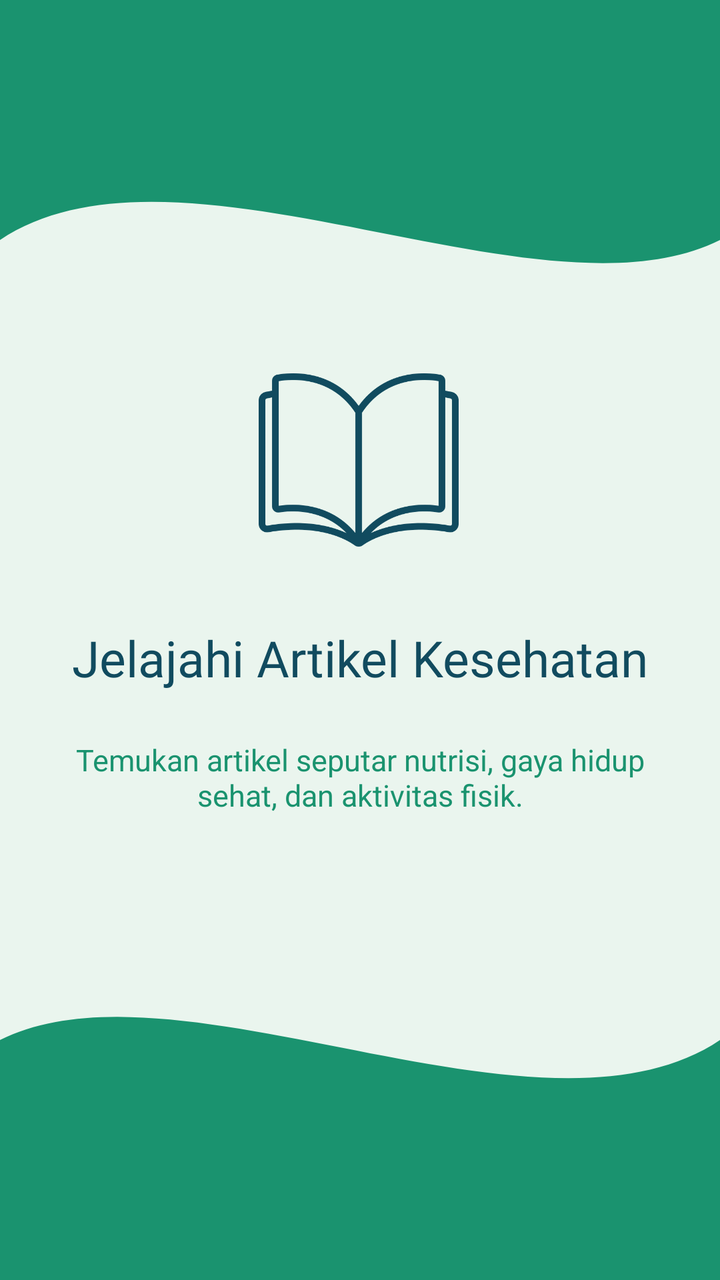
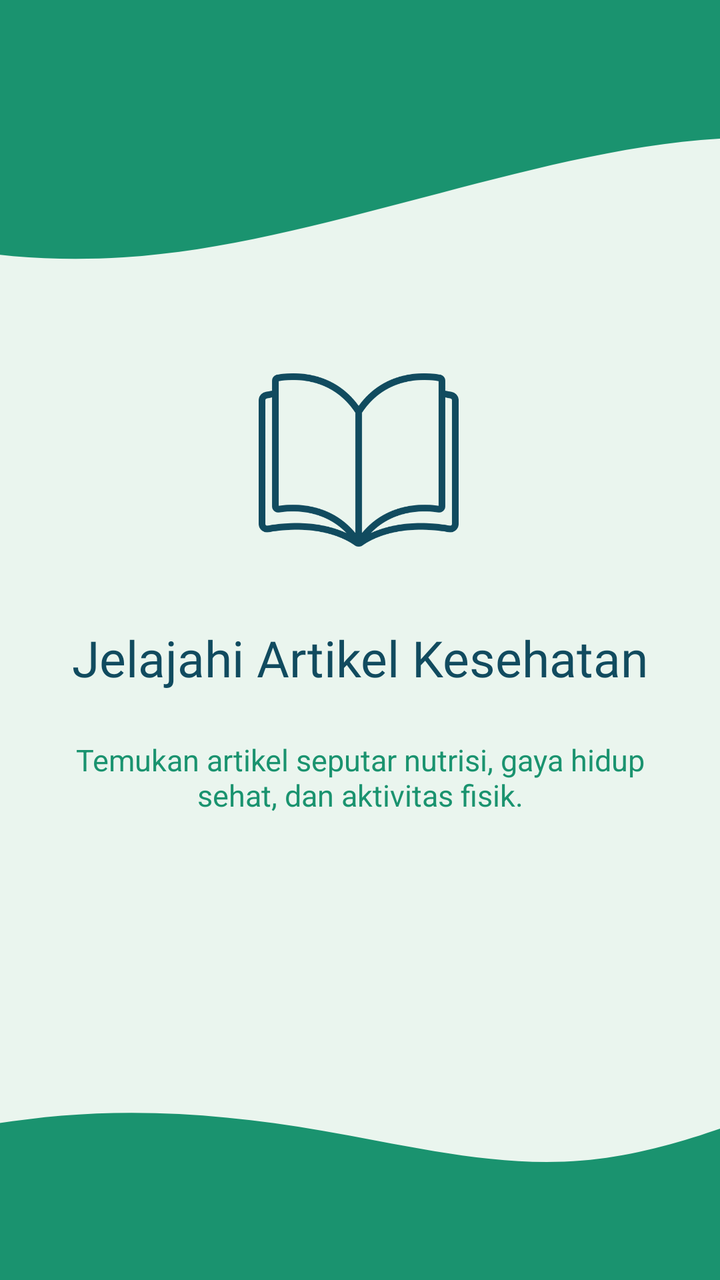

Screens rendered from an Android XML layout before and after an edit, with the pre-edit source and the edit as a unified diff.
<!-- AndroidManifest.xml: application theme Theme.Sherine_TIA -->
<!-- res/layout/fragment_tutorial2.xml -->
<?xml version="1.0" encoding="utf-8"?>
<androidx.constraintlayout.widget.ConstraintLayout xmlns:android="http://schemas.android.com/apk/res/android"
    xmlns:app="http://schemas.android.com/apk/res-auto"
    xmlns:tools="http://schemas.android.com/tools"
    android:id="@+id/main"
    android:layout_width="match_parent"
    android:layout_height="match_parent"
    android:background="@color/bgColour"
    tools:context=".Tutorial.TutorialFragment2">

    <View
        android:id="@+id/background_header"
        android:layout_width="0dp"
        android:layout_height="300dp"
        android:background="@drawable/bg_header_wave"
        app:layout_constraintTop_toTopOf="parent"
        app:layout_constraintStart_toStartOf="parent"
        app:layout_constraintEnd_toEndOf="parent" />

    <ImageView
        android:id="@+id/imgLogo"
        android:layout_width="100dp"
        android:layout_height="100dp"
        android:layout_marginTop="180dp"
        android:src="@drawable/open_book"
        app:layout_constraintEnd_toEndOf="parent"
        app:layout_constraintHorizontal_bias="0.498"
        app:layout_constraintStart_toStartOf="parent"
        app:layout_constraintTop_toTopOf="parent" />

    <TextView
        android:id="@+id/tvTitle"
        android:layout_width="0dp"
        android:layout_height="wrap_content"
        android:layout_marginTop="32dp"
        android:fontFamily="@font/sora_bold"
        android:gravity="center"
        android:text="Jelajahi Artikel Kesehatan"
        android:textColor="@color/blue"
        android:textSize="25sp"
        app:layout_constraintEnd_toEndOf="parent"
        app:layout_constraintStart_toStartOf="parent"
        app:layout_constraintTop_toBottomOf="@+id/imgLogo" />

    <TextView
        android:id="@+id/tvDesc"
        android:layout_width="0dp"
        android:layout_height="wrap_content"
        android:layout_marginHorizontal="32dp"
        android:layout_marginTop="24dp"
        android:gravity="center"
        android:text="Temukan artikel seputar nutrisi, gaya hidup sehat, dan aktivitas fisik."
        android:textColor="@color/green"
        android:textSize="15sp"
        app:layout_constraintEnd_toEndOf="parent"
        app:layout_constraintStart_toStartOf="parent"
        app:layout_constraintTop_toBottomOf="@+id/tvTitle" />

    <View
        android:id="@+id/background_header_bottom"
        android:layout_width="0dp"
        android:layout_height="300dp"
        android:background="@drawable/bg_header_wave"
        android:rotation="180"
        app:layout_constraintBottom_toBottomOf="parent"
        app:layout_constraintEnd_toEndOf="parent"
        app:layout_constraintHorizontal_bias="0.0"
        app:layout_constraintStart_toStartOf="parent" />

</androidx.constraintlayout.widget.ConstraintLayout>
<!-- resources referenced by this layout -->
<resources>
  <color name="bgColour">#EAF5EE</color>
  <color name="blue">#114B5F</color>
  <color name="green">#1A936F</color>
  <!-- drawable bg_header_wave (drawable) -->
  <?xml version="1.0" encoding="utf-8"?>
  <vector xmlns:android="http://schemas.android.com/apk/res/android"
      android:width="100dp"
      android:height="100dp"
      android:viewportWidth="100"
      android:viewportHeight="100">
          <path
              android:fillColor="@color/green"
              android:pathData="M0,0 L100,0 L100,40 C75,55 25,20 0,40 Z" />
  
  
  
  
  </vector>
  <!-- drawable open_book: png bitmap (drawable, 19618 bytes) -->
  <style name="Theme.Sherine_TIA" parent="Base.Theme.Sherine_TIA" />
  <style name="Base.Theme.Sherine_TIA" parent="Theme.Material3.DayNight.NoActionBar">
          
          
      </style>
</resources>

<!-- the commit's change to res/layout/fragment_tutorial2.xml (unified diff, before → after) -->
@@ -10,12 +10,14 @@
 
     <View
         android:id="@+id/background_header"
-        android:layout_width="0dp"
-        android:layout_height="300dp"
-        android:background="@drawable/bg_header_wave"
-        app:layout_constraintTop_toTopOf="parent"
+        android:layout_width="745dp"
+        android:layout_height="198dp"
+        android:background="@drawable/wave3"
+        android:rotation="180"
+        app:layout_constraintEnd_toEndOf="parent"
+        app:layout_constraintHorizontal_bias="0.615"
         app:layout_constraintStart_toStartOf="parent"
-        app:layout_constraintEnd_toEndOf="parent" />
+        app:layout_constraintTop_toTopOf="parent" />
 
     <ImageView
         android:id="@+id/imgLogo"
@@ -58,13 +60,12 @@
 
     <View
         android:id="@+id/background_header_bottom"
-        android:layout_width="0dp"
-        android:layout_height="300dp"
-        android:background="@drawable/bg_header_wave"
-        android:rotation="180"
+        android:layout_width="651dp"
+        android:layout_height="112dp"
+        android:background="@drawable/wave2"
         app:layout_constraintBottom_toBottomOf="parent"
         app:layout_constraintEnd_toEndOf="parent"
-        app:layout_constraintHorizontal_bias="0.0"
+        app:layout_constraintHorizontal_bias="0.791"
         app:layout_constraintStart_toStartOf="parent" />
 
 </androidx.constraintlayout.widget.ConstraintLayout>
<!-- resource entries referenced after the edit -->
@@ -3,22 +3,27 @@
   <color name="bgColour">#EAF5EE</color>
   <color name="blue">#114B5F</color>
   <color name="green">#1A936F</color>
-  <!-- drawable bg_header_wave (drawable) -->
-  <?xml version="1.0" encoding="utf-8"?>
+  <!-- drawable open_book: png bitmap (drawable, 19618 bytes) -->
+  <!-- drawable wave2 (drawable) -->
   <vector xmlns:android="http://schemas.android.com/apk/res/android"
-      android:width="100dp"
-      android:height="100dp"
-      android:viewportWidth="100"
-      android:viewportHeight="100">
-          <path
-              android:fillColor="@color/green"
-              android:pathData="M0,0 L100,0 L100,40 C75,55 25,20 0,40 Z" />
-  
-  
-  
-  
+      android:width="1440dp"
+      android:height="320dp"
+      android:viewportWidth="1440"
+      android:viewportHeight="320">
+      <path
+          android:pathData="M0,96L48,106.7C96,117 192,139 288,133.3C384,128 480,96 576,85.3C672,75 768,85 864,106.7C960,128 1056,160 1152,149.3C1248,139 1344,85 1392,58.7L1440,32L1440,320L1392,320C1344,320 1248,320 1152,320C1056,320 960,320 864,320C768,320 672,320 576,320C480,320 384,320 288,320C192,320 96,320 48,320L0,320Z"
+          android:fillColor="#1A936F" />
   </vector>
-  <!-- drawable open_book: png bitmap (drawable, 19618 bytes) -->
+  <!-- drawable wave3 (drawable) -->
+  <vector xmlns:android="http://schemas.android.com/apk/res/android"
+      android:width="1440dp"
+      android:height="320dp"
+      android:viewportWidth="1440"
+      android:viewportHeight="320">
+      <path
+          android:pathData="M0,192L48,197.3C96,203 192,213 288,208C384,203 480,181 576,160C672,139 768,117 864,112C960,107 1056,117 1152,149.3C1248,181 1344,235 1392,261.3L1440,288L1440,320L1392,320C1344,320 1248,320 1152,320C1056,320 960,320 864,320C768,320 672,320 576,320C480,320 384,320 288,320C192,320 96,320 48,320L0,320Z"
+          android:fillColor="#1A936F" />
+  </vector>
   <style name="Theme.Sherine_TIA" parent="Base.Theme.Sherine_TIA" />
   <style name="Base.Theme.Sherine_TIA" parent="Theme.Material3.DayNight.NoActionBar">
           
